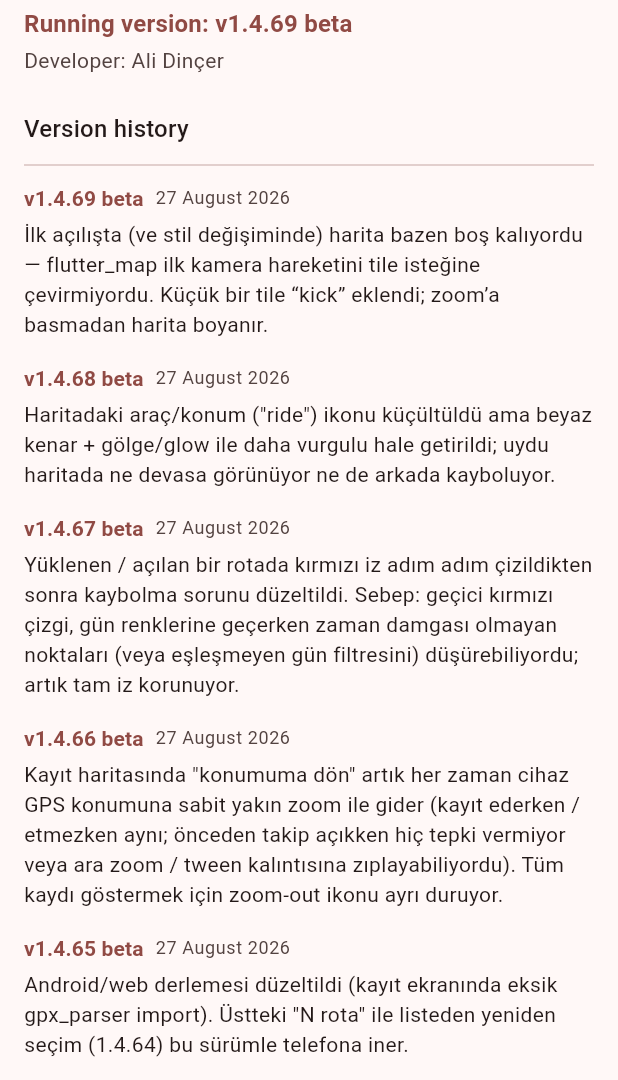
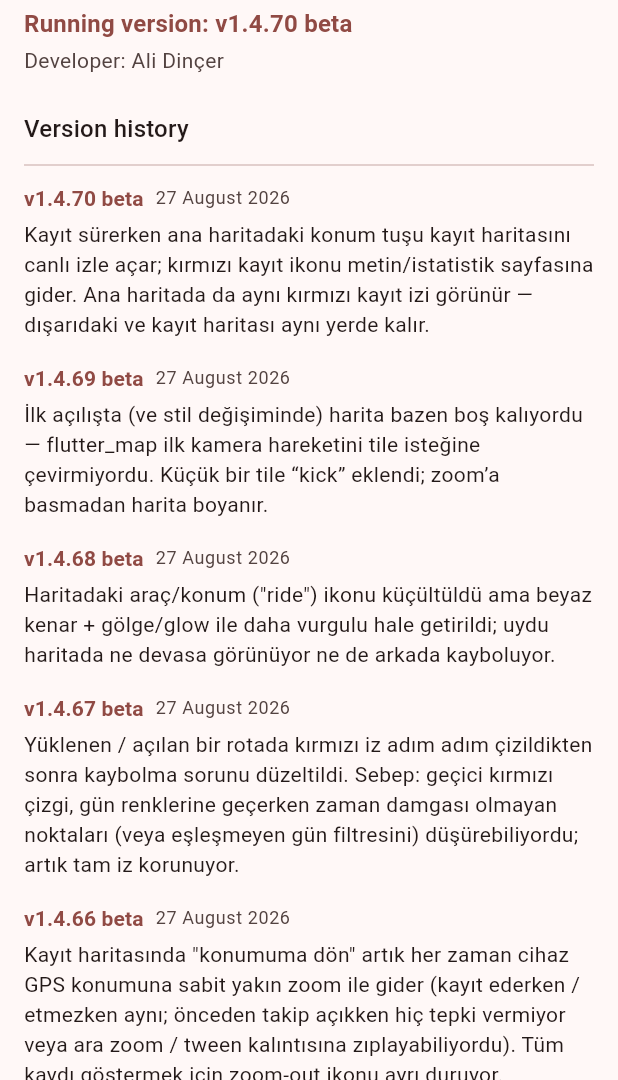
Before and after one commit to alid67-git/RideAtlas, a Flutter app: the AboutScreen screen opened directly, on a phone screen of 412 x 824 dp, the part 156-1236 px from its top. Run offline on Flutter 3.47's test engine with Material 3 defaults, Android fonts, the phone set to English and light mode, and no system bars; our stand-ins replace battery_plus, file_picker, fl_chart, flutter_map, geolocator, hive and 6 more; missing offline and left inert: exif, gpx, photo_manager; accounts and stored records are empty; generated files the repository leaves out were written again.

Commit message:
v1.4.70: bump build_info and changelog
Co-authored-by: alid67-git <alid67-git@users.noreply.github.com>

```diff
--- a/lib/build_info.dart
+++ b/lib/build_info.dart
@@ -1,7 +1,7 @@
 /// Bumped by hand on every push so the running build can be eyeballed on
 /// screen (Chrome tabs / dev servers can otherwise silently serve stale JS).
-const String kAppBuildLabel = 'v1.4.69 beta';
+const String kAppBuildLabel = 'v1.4.70 beta';
 
 /// Shown once, in a dialog, the first time this build label is seen.
 const String kAppBuildNote =
-    'İlk açılışta harita bazen boş kalıyordu; artık tile’lar hemen yüklenir.';
+    'Kayıt varken konum → kayıt haritası+iz; kırmızı ikon → metin göstergeleri.';
--- a/lib/changelog.dart
+++ b/lib/changelog.dart
@@ -20,6 +20,15 @@ class ChangelogEntry {
 
 const kChangelog = <ChangelogEntry>[
   ChangelogEntry(
+    version: 'v1.4.70 beta',
+    date: '2026-08-27',
+    note:
+        'Kayıt sürerken ana haritadaki konum tuşu kayıt haritasını canlı '
+        'izle açar; kırmızı kayıt ikonu metin/istatistik sayfasına gider. '
+        'Ana haritada da aynı kırmızı kayıt izi görünür — dışarıdaki ve '
+        'kayıt haritası aynı yerde kalır.',
+  ),
+  ChangelogEntry(
     version: 'v1.4.69 beta',
     date: '2026-08-27',
     note:
```
